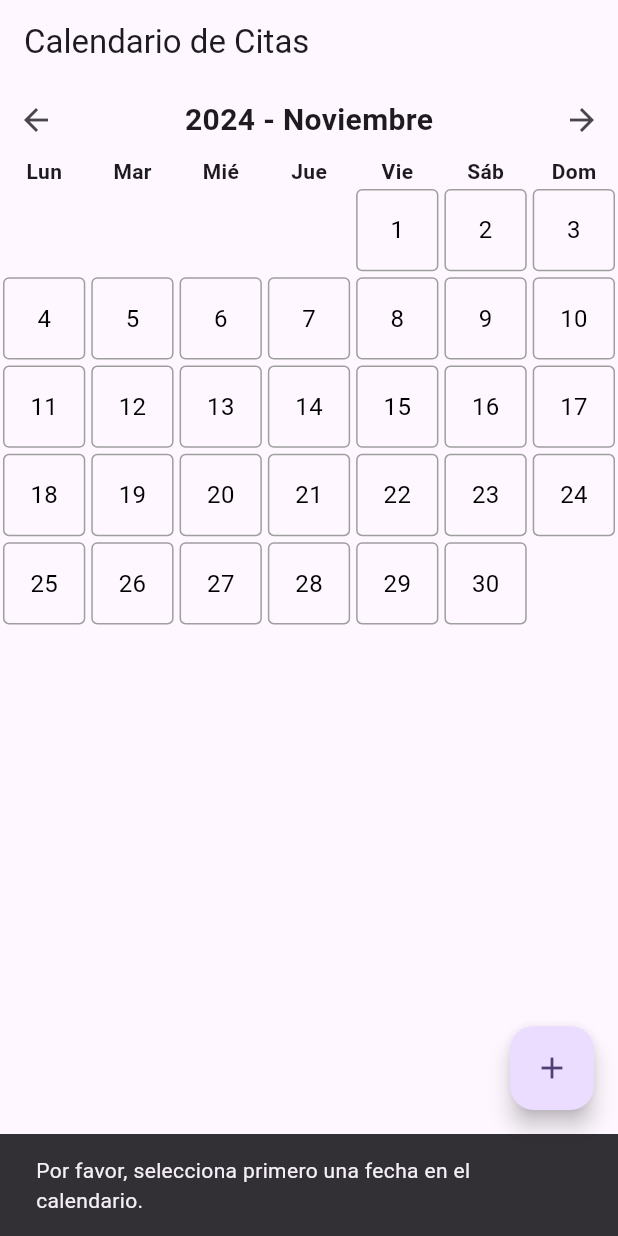
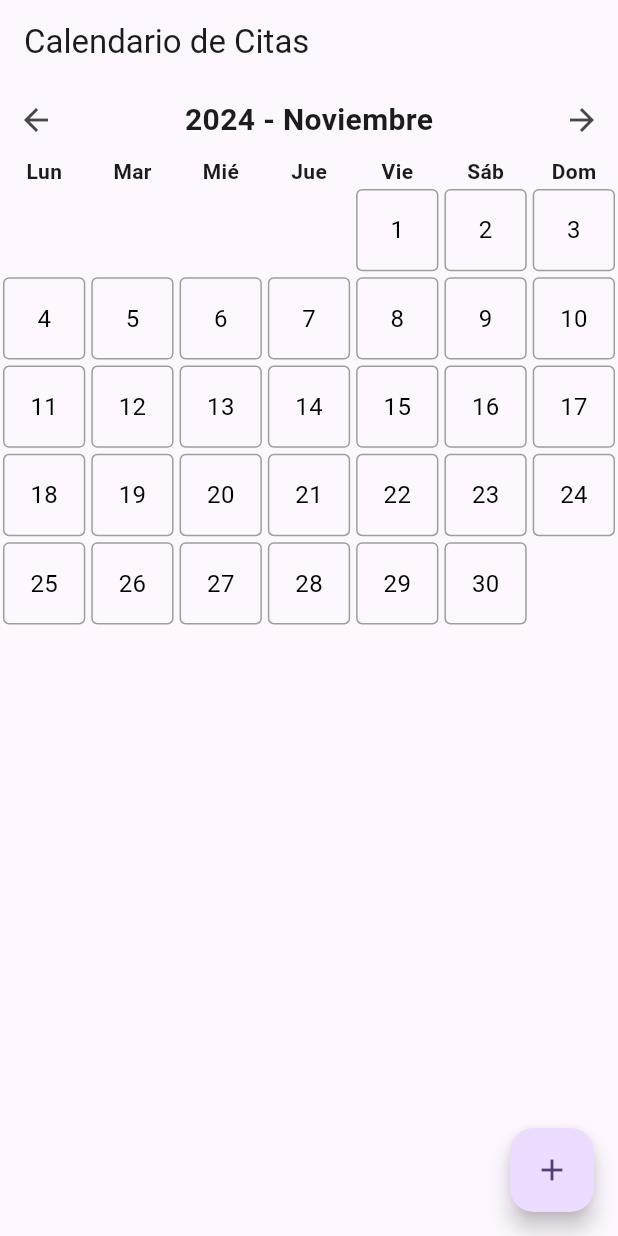
Before and after one commit to JavierMoralesU/Calendario-de-Prueba, a Flutter app: the P1 screen opened directly, after a tap on the "add" icon, on a phone screen of 412 x 824 dp. Run offline on Flutter 3.47's test engine with Material 3 defaults, Android fonts, the light colour scheme and no system bars.

Commit message:
Calendario 2

```diff
--- a/lib/Principal/P1.dart
+++ b/lib/Principal/P1.dart
@@ -1,101 +1,31 @@
 import 'package:calendario/Principal/CalendarioWidget.dart';
 import 'package:calendario/Principal/ListaCitas.dart';
-import 'package:calendario/Principal/Cita.dart';
 import 'package:flutter/material.dart';
 
 
+class P1 extends StatelessWidget
+{
 
-class P1 extends StatefulWidget {
-  @override
-  _P1State createState() => _P1State();
-}
+  final  lista = ListaCitas();
 
-class _P1State extends State<P1> {
+
   final ListaCitas listaCitas = ListaCitas();
-  DateTime? _fechaSeleccionada;
-  TimeOfDay? _horaSeleccionada;
 
   @override
   Widget build(BuildContext context) {
-    return Scaffold(
+    return Scaffold
+    (
       appBar: AppBar(
         title: Text('Calendario de Citas'),
       ),
-      body: Column(
-        children: [
-          CalendarioWidget(
-            citas: listaCitas.todasLasCitas,
-          ),
-          // Asegúrate de tener un widget para seleccionar la fecha
-          // Por ejemplo, puedes usar un GestureDetector que llame a _actualizarFechaSeleccionada
-        ],
-      ),
+      body:  CalendarioWidget(citas: lista.todasLasCitas),
       floatingActionButton: FloatingActionButton(
-        onPressed: _mostrarSelectorFechaYHora,
+        onPressed: ()
+        {
+          // Aquí puedes agregar lógica para agregar nuevas citas
+        },
         child: Icon(Icons.add),
       ),
     );
   }
-
-  // Método para mostrar un selector de fecha y hora
-  void _mostrarSelectorFechaYHora() {
-    // Si no se ha seleccionado una fecha, muestra un mensaje
-    if (_fechaSeleccionada == null) {
-      ScaffoldMessenger.of(context).showSnackBar(
-        SnackBar(content: Text('Por favor, selecciona primero una fecha en el calendario.')),
-      );
-      return;
-    }
-
-    // Seleccionar la hora
-    showTimePicker(
-      context: context,
-      initialTime: TimeOfDay.now(),
-    ).then((hora) {
-      if (hora != null) {
-        setState(() {
-          _horaSeleccionada = hora;
-        });
-        _agregarCita();
-      }
-    });
-  }
-
-  // Método para agregar la cita
-  void _agregarCita() {
-    if (_fechaSeleccionada != null && _horaSeleccionada != null) {
-      DateTime fechaCita = DateTime(
-        _fechaSeleccionada!.year,
-        _fechaSeleccionada!.month,
-        _fechaSeleccionada!.day,
-        _horaSeleccionada!.hour,
-        _horaSeleccionada!.minute,
-      );
-
-      // Crear la nueva cita
-      Cita nuevaCita = Cita(fecha: fechaCita, hora: _horaSeleccionada!);
-
-      // Agregar la cita a la lista
-      listaCitas.agregarCita(nuevaCita);
-
-      // Actualizar el calendario
-      final calendario = context.findAncestorStateOfType<_CalendarioWidgetState>();
-      if (calendario != null) {
-        calendario.actualizar(listaCitas.todasLasCitas);
-      }
-
-      // Restablecer la fecha y hora seleccionadas
-      setState(() {
-        _fechaSeleccionada = null;
-        _horaSeleccionada = null;
-      });
-    }
-  }
-
-  // Método para obtener la fecha seleccionada del calendario
-  void _actualizarFechaSeleccionada(DateTime fecha) {
-    setState(() {
-      _fechaSeleccionada = fecha;
-    });
-  }
 }
```
Also changed, not shown: lib/Principal/CalendarioWidget.dart (indentation only).
